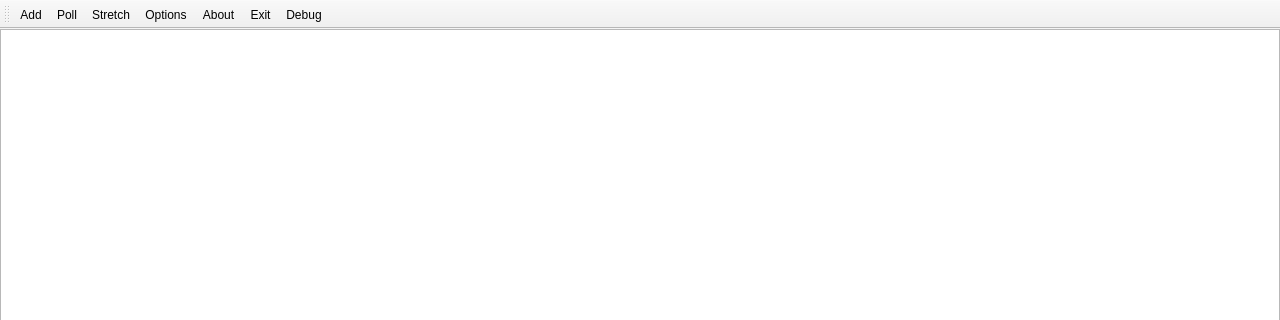
kik4444/simple-process-tracker, file src/core/mainwindow.ui: the form before one commit; both pictures show x 0 to 1280 and y 0 to 320 of the 1280 by 720 pixel window.
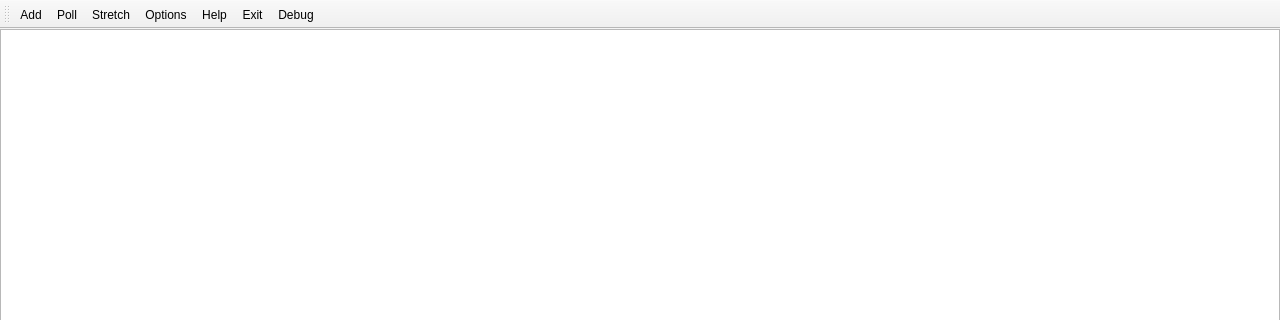
The form after the commit. Icons and pictures are not drawn.

Commit message: Added About section

```diff
--- a/src/core/mainwindow.ui
+++ b/src/core/mainwindow.ui
@@ -85,7 +85,7 @@
    <addaction name="actionPoll"/>
    <addaction name="actionStretch"/>
    <addaction name="actionOptions"/>
-   <addaction name="actionAbout"/>
+   <addaction name="actionHelp"/>
    <addaction name="actionExit"/>
    <addaction name="actionDebug"/>
   </widget>
@@ -136,13 +136,13 @@
     <string>Force check all processes right now</string>
    </property>
   </action>
-  <action name="actionAbout">
+  <action name="actionHelp">
    <property name="icon">
     <iconset resource="../resources.qrc">
      <normaloff>:/about-icon.svg</normaloff>:/about-icon.svg</iconset>
    </property>
    <property name="text">
-    <string>About</string>
+    <string>Help</string>
    </property>
    <property name="toolTip">
     <string>Read the about section of Simple Process Tracker</string>
```
The commit also changes 9 other files.
